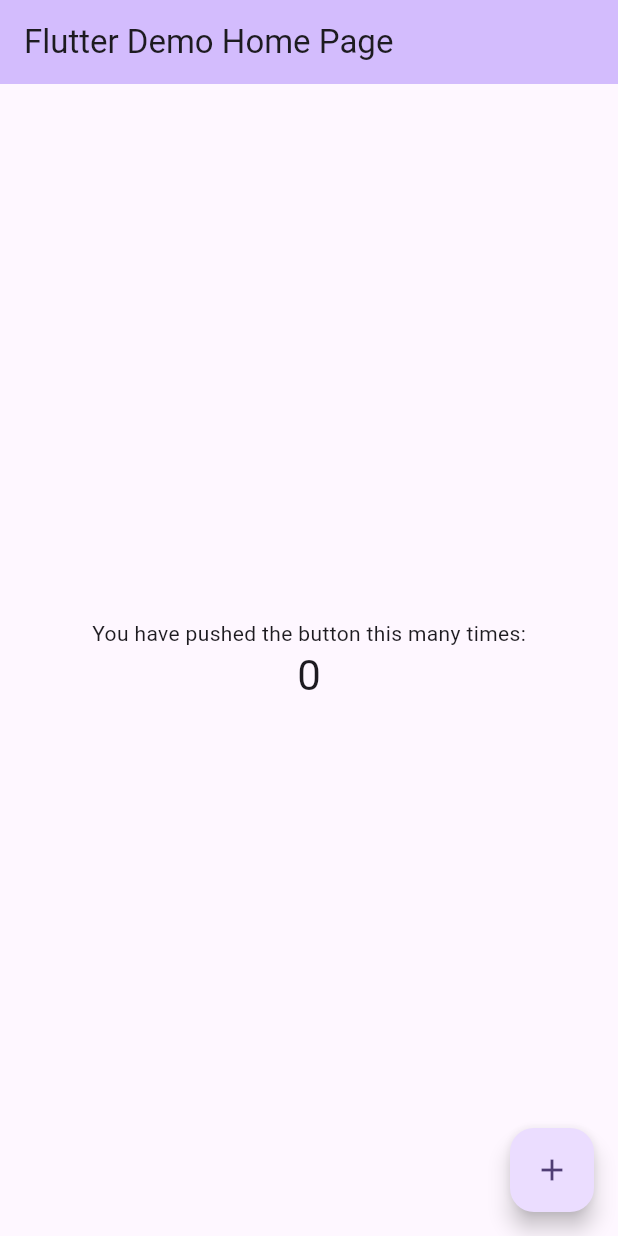
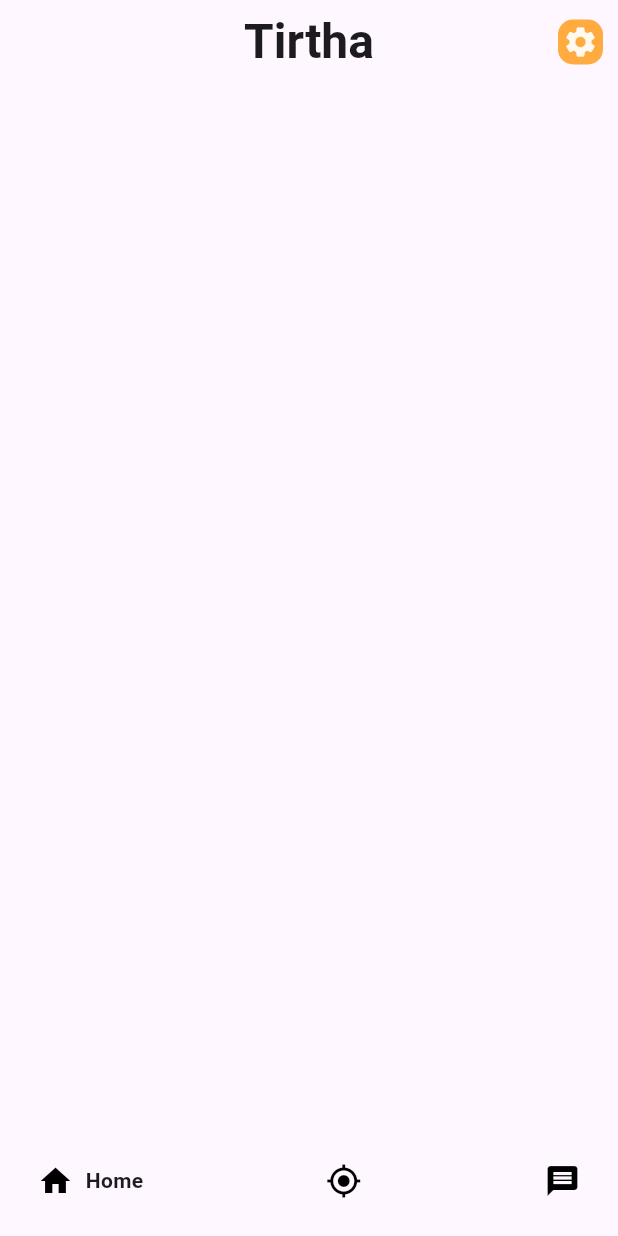
Before and after one commit to madeupgalaxy/tirtha, a Flutter app: the screen it shows after launch, on a phone screen of 412 x 824 dp. Run offline on Flutter 3.47's test engine with Material 3 defaults, Android fonts, the phone set to English and light mode, and no system bars; drawn by our look-alikes of animated_text_kit, google_nav_bar.

Commit message:
Changes in main.dart and home.dart

```diff
--- a/lib/main.dart
+++ b/lib/main.dart
@@ -1,4 +1,6 @@
 import 'package:flutter/material.dart';
+
+import 'pages/home.dart';
 
 void main() {
   runApp(const MyApp());
@@ -10,116 +12,9 @@
   // This widget is the root of your application.
   @override
   Widget build(BuildContext context) {
-    return MaterialApp(
-      title: 'Flutter Demo',
-      theme: ThemeData(
-        // This is the theme of your application.
-        //
-        // TRY THIS: Try running your application with "flutter run". You'll see
-        // the application has a purple toolbar. Then, without quitting the app,
-        // try changing the seedColor in the colorScheme below to Colors.green
-        // and then invoke "hot reload" (save your changes or press the "hot
-        // reload" button in a Flutter-supported IDE, or press "r" if you used
-        // the command line to start the app).
-        //
-        // Notice that the counter didn't reset back to zero; the application
-        // state is not lost during the reload. To reset the state, use hot
-        // restart instead.
-        //
-        // This works for code too, not just values: Most code changes can be
-        // tested with just a hot reload.
-        colorScheme: ColorScheme.fromSeed(seedColor: Colors.deepPurple),
-        useMaterial3: true,
-      ),
-      home: const MyHomePage(title: 'Flutter Demo Home Page'),
+    return const MaterialApp(
+      home: Homepage(),
+      debugShowCheckedModeBanner: false,
     );
   }
 }
-
-class MyHomePage extends StatefulWidget {
-  const MyHomePage({super.key, required this.title});
-
-  // This widget is the home page of your application. It is stateful, meaning
-  // that it has a State object (defined below) that contains fields that affect
-  // how it looks.
-
-  // This class is the configuration for the state. It holds the values (in this
-  // case the title) provided by the parent (in this case the App widget) and
-  // used by the build method of the State. Fields in a Widget subclass are
-  // always marked "final".
-
-  final String title;
-
-  @override
-  State<MyHomePage> createState() => _MyHomePageState();
-}
-
-class _MyHomePageState extends State<MyHomePage> {
-  int _counter = 0;
-
-  void _incrementCounter() {
-    setState(() {
-      // This call to setState tells the Flutter framework that something has
-      // changed in this State, which causes it to rerun the build method below
-      // so that the display can reflect the updated values. If we changed
-      // _counter without calling setState(), then the build method would not be
-      // called again, and so nothing would appear to happen.
-      _counter++;
-    });
-  }
-
-  @override
-  Widget build(BuildContext context) {
-    // This method is rerun every time setState is called, for instance as done
-    // by the _incrementCounter method above.
-    //
-    // The Flutter framework has been optimized to make rerunning build methods
-    // fast, so that you can just rebuild anything that needs updating rather
-    // than having to individually change instances of widgets.
-    return Scaffold(
-      appBar: AppBar(
-        // TRY THIS: Try changing the color here to a specific color (to
-        // Colors.amber, perhaps?) and trigger a hot reload to see the AppBar
-        // change color while the other colors stay the same.
-        backgroundColor: Theme.of(context).colorScheme.inversePrimary,
-        // Here we take the value from the MyHomePage object that was created by
-        // the App.build method, and use it to set our appbar title.
-        title: Text(widget.title),
-      ),
-      body: Center(
-        // Center is a layout widget. It takes a single child and positions it
-        // in the middle of the parent.
-        child: Column(
-          // Column is also a layout widget. It takes a list of children and
-          // arranges them vertically. By default, it sizes itself to fit its
-          // children horizontally, and tries to be as tall as its parent.
-          //
-          // Column has various properties to control how it sizes itself and
-          // how it positions its children. Here we use mainAxisAlignment to
-          // center the children vertically; the main axis here is the vertical
-          // axis because Columns are vertical (the cross axis would be
-          // horizontal).
-          //
-          // TRY THIS: Invoke "debug painting" (choose the "Toggle Debug Paint"
-          // action in the IDE, or press "p" in the console), to see the
-          // wireframe for each widget.
-          mainAxisAlignment: MainAxisAlignment.center,
-          children: <Widget>[
-            const Text(
-              'You have pushed the button this many times:',
-            ),
-            Text(
-              '$_counter',
-              style: Theme.of(context).textTheme.headlineMedium,
-            ),
-          ],
-        ),
-      ),
-      floatingActionButton: FloatingActionButton(
-        onPressed: _incrementCounter,
-        tooltip: 'Increment',
-        child: const Icon(Icons.add),
-      ), // This trailing comma makes auto-formatting nicer for build methods.
-    );
-  }
-}
--- /dev/null
+++ b/lib/pages/home.dart
@@ -0,0 +1,57 @@
+import 'package:flutter/material.dart';
+import 'package:animated_text_kit/animated_text_kit.dart';
+import 'package:flutter/rendering.dart';
+import 'package:google_nav_bar/google_nav_bar.dart';
+
+class Homepage extends StatelessWidget {
+  const Homepage({super.key});
+
+  @override
+  Widget build(BuildContext context) {
+    return Scaffold(
+        appBar: AppBar(
+            title: AnimatedTextKit(
+              animatedTexts: [
+                TypewriterAnimatedText(
+                  'Tirtha',
+                  textStyle: const TextStyle(
+                    fontSize: 32.0,
+                    fontWeight: FontWeight.bold,
+                  ),
+                  speed: const Duration(milliseconds: 200),
+                ),
+              ],
+              totalRepeatCount: 1,
+              // pause: Durations.extralong1,
+              displayFullTextOnTap: true,
+              stopPauseOnTap: true,
+            ),
+            centerTitle: true,
+            actions: [
+              GestureDetector(
+                onTap: () {},
+                child: Container(
+                  margin: const EdgeInsets.all(10),
+                  width: 30,
+                  height: 30,
+                  decoration: BoxDecoration(
+                      color: Colors.orangeAccent,
+                      borderRadius: BorderRadius.circular(10)),
+                  child: const Icon(Icons.settings,
+                      color: Color.fromARGB(255, 255, 249, 240)),
+                ),
+              )
+            ]),
+        bottomNavigationBar: const GNav(
+          gap: 8,
+          tabs: [
+            GButton(
+              icon: Icons.home,
+              text: 'Home',
+            ),
+            GButton(icon: Icons.my_location_outlined, text: 'TBD'),
+            GButton(icon: Icons.message, text: 'TBD')
+          ],
+        ));
+  }
+}
--- a/pubspec.yaml
+++ b/pubspec.yaml
@@ -45,7 +45,10 @@ dev_dependencies:
   # activated in the `analysis_options.yaml` file located at the root of your
   # package. See that file for information about deactivating specific lint
   # rules and activating additional ones.
-  flutter_lints: ^2.0.0
+  flutter_lints: ^3.0.1
+  flutter_svg: ^2.0.9
+  animated_text_kit: ^4.2.2
+  google_nav_bar: ^5.0.6
 
 # For information on the generic Dart part of this file, see the
 # following page: https://dart.dev/tools/pub/pubspec
```
Also changed, not shown: pubspec.lock, 1 other file.
